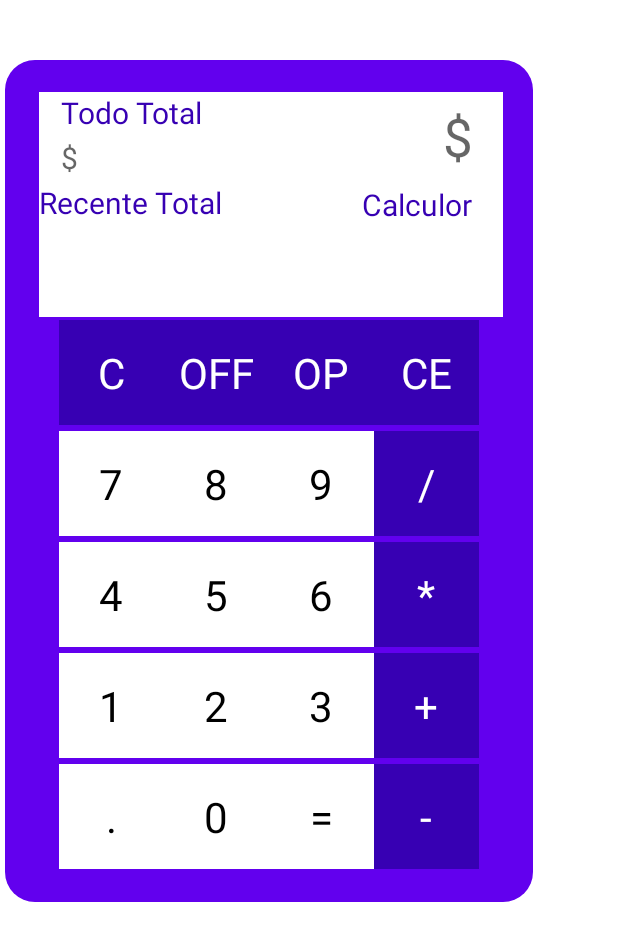
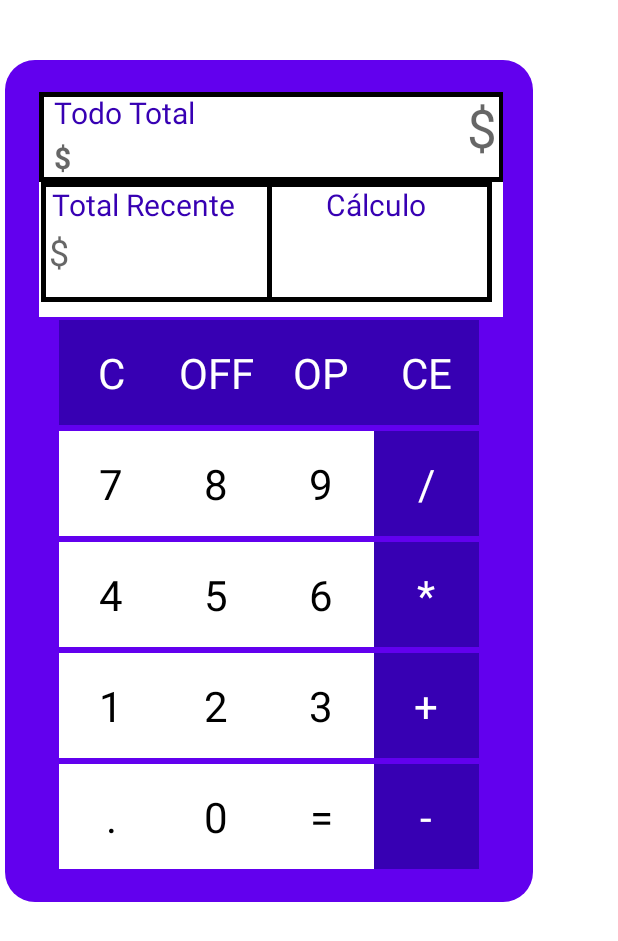
Before and after one commit to Anderson833/calculadoraApp, an Android app: the screen it shows after launch (CalcularCompras), on a phone screen of 412 x 824 dp. Shown: the top 941 px of the screen. Run offline under Robolectric (Android 15) with nearby library versions, the phone set to English and light mode, and no system bars.

```diff
--- /dev/null
+++ b/app/src/main/res/drawable/baseline_delete_forever_24.xml
@@ -0,0 +1,5 @@
+<vector android:height="24dp" android:tint="#DE0D0D"
+    android:viewportHeight="24" android:viewportWidth="24"
+    android:width="24dp" xmlns:android="http://schemas.android.com/apk/res/android">
+    <path android:fillColor="@android:color/white" android:pathData="M6,19c0,1.1 0.9,2 2,2h8c1.1,0 2,-0.9 2,-2L18,7L6,7v12zM8.46,11.88l1.41,-1.41L12,12.59l2.12,-2.12 1.41,1.41L13.41,14l2.12,2.12 -1.41,1.41L12,15.41l-2.12,2.12 -1.41,-1.41L10.59,14l-2.13,-2.12zM15.5,4l-1,-1h-5l-1,1L5,4v2h14L19,4z"/>
+</vector>
--- /dev/null
+++ b/app/src/main/res/drawable/lineatotais.xml
@@ -0,0 +1,6 @@
+<?xml version="1.0" encoding="utf-8"?>
+<shape android:shape="rectangle" xmlns:android="http://schemas.android.com/apk/res/android">
+
+     <stroke android:color="@color/black" android:width="3dp"></stroke>
+
+</shape>
--- a/app/src/main/res/layout/activity_calcular_compras.xml
+++ b/app/src/main/res/layout/activity_calcular_compras.xml
@@ -26,27 +26,22 @@
      <androidx.appcompat.widget.LinearLayoutCompat
          android:id="@+id/linearMostratotal"
          android:orientation="horizontal"
-         android:layout_width="wrap_content"
+         android:layout_width="match_parent"
+         android:background="@drawable/lineatotais"
          android:layout_height="wrap_content">
 
-       <androidx.appcompat.widget.LinearLayoutCompat
-           android:layout_width="295dp"
-           android:layout_height="wrap_content"
-           android:layout_marginRight="10dp"
-           android:gravity="center"
-           android:orientation="horizontal">
-
            <androidx.appcompat.widget.LinearLayoutCompat
+               android:id="@+id/linearTodoTotalCompras"
                android:layout_width="wrap_content"
-               android:layout_height="wrap_content"
+               android:layout_height="match_parent"
                android:orientation="vertical">
                <TextView
                    android:id="@+id/informatotal"
                    android:textSize="20sp"
                    android:text="Todo Total"
-                   android:layout_width="match_parent"
+                   android:layout_width="110dp"
                    android:layout_height="30dp"
-                   android:layout_marginRight="10dp"
+                   android:layout_marginLeft="10dp"
                    android:textColor="@color/purple_700"
                    >
                </TextView>
@@ -54,54 +49,59 @@
                    android:id="@+id/TotalDasCompres"
                    android:textSize="20sp"
                    android:hint="$"
+                   android:maxLength="8"
+                   android:textStyle="bold"
                    android:onClick="setaTotalNaExpressa"
                    android:layout_width="match_parent"
                    android:layout_height="30dp"
-                   android:layout_marginRight="10dp"
-                   android:textColor="@color/purple_700"
+                   android:layout_marginLeft="10dp"
+                   android:textColor="@color/black"
                    >
                </TextView>
            </androidx.appcompat.widget.LinearLayoutCompat>
 
          <androidx.appcompat.widget.LinearLayoutCompat
              android:layout_width="wrap_content"
-             android:layout_height="wrap_content"
+             android:layout_height="match_parent"
              android:gravity="end"
+             android:layout_marginLeft="5dp"
              android:orientation="horizontal">
              <TextView
-                 android:id="@+id/espressao"
-                 android:layout_width="170dp"
+                 android:id="@+id/expressao"
+                 android:layout_width="180dp"
                  android:layout_height="match_parent"
                  android:gravity="end"
                  android:textSize="35sp"
                  android:singleLine="true"
                  android:hint="$"
+                 android:inputType="numberDecimal"
                  android:maxLength="10"
-                 android:background="@color/white"
                  android:textColor="@color/black">
              </TextView>
          </androidx.appcompat.widget.LinearLayoutCompat>
-       </androidx.appcompat.widget.LinearLayoutCompat>
 
      </androidx.appcompat.widget.LinearLayoutCompat>
         <androidx.appcompat.widget.LinearLayoutCompat
             android:id="@+id/linearEspressaResutado"
             android:orientation="horizontal"
-            android:background="@color/white"
-            android:layout_marginRight="20dp"
+            android:layout_gravity="center"
+            android:background="@drawable/lineatotais"
+            android:layout_marginRight="3dp"
             android:layout_width="wrap_content"
             android:layout_height="wrap_content">
             <androidx.appcompat.widget.LinearLayoutCompat
-                android:id="@+id/lineraTotal"
+                android:id="@+id/lineraTotalRecente"
                 android:orientation="vertical"
-                android:layout_marginRight="50dp"
-                android:layout_width="match_parent"
-                android:layout_height="wrap_content">
+                android:layout_marginRight="10dp"
+                android:layout_marginLeft="5dp"
+                android:layout_width="wrap_content"
+                android:layout_height="match_parent">
                 <TextView
                     android:id="@+id/Exibirespressao1"
                     android:textSize="20sp"
-                    android:text="Recente Total"
-                    android:layout_width="match_parent"
+                    android:text="Total Recente"
+                    android:gravity="center"
+                    android:layout_width="125dp"
                     android:layout_height="30dp"
                     android:layout_marginRight="10dp"
                     android:textColor="@color/purple_700"
@@ -112,24 +112,28 @@
                     android:layout_width="match_parent"
                     android:layout_height="50dp"
                     android:textSize="24sp"
+                    android:hint="$"
+                    android:maxLength="8"
+                    android:maxLines="1"
+                    android:gravity="left"
                     android:layout_marginRight="10dp"
                     android:textColor="@color/black"
                     >
                 </TextView>
             </androidx.appcompat.widget.LinearLayoutCompat>
             <androidx.appcompat.widget.LinearLayoutCompat
-                android:id="@+id/lineraTotalRecente"
+                android:id="@+id/lineraTotalCalculo"
                 android:orientation="vertical"
                 android:layout_width="150dp"
+                android:background="@drawable/lineatotais"
                 android:layout_height="wrap_content">
                 <TextView
                     android:id="@+id/Exibirespressao2"
                     android:layout_height="30dp"
-                    android:layout_width="140dp"
+                    android:layout_width="146dp"
                     android:textSize="20sp"
                     android:gravity="center"
-                    android:layout_marginRight="12dp"
-                    android:text="Calculor"
+                    android:text="Cálculo"
                     android:textColor="@color/purple_700"
                     >
                 </TextView>
```
Also changed, not shown: app/src/main/java/com/calculo_compras/CalcularCompras.java (+269 -62 lines).
